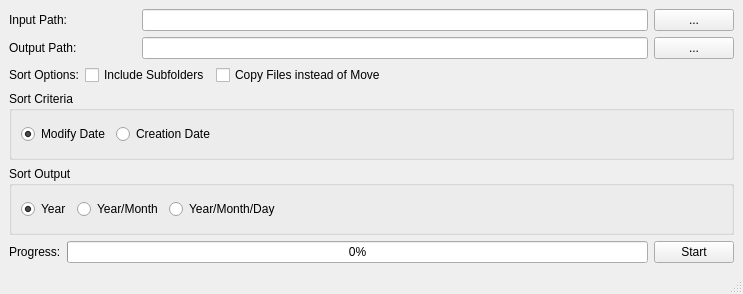
Before: the Qt Designer form FileSortTool/mainwindow.ui in octopussoft/FileSortTool, drawn with Qt 5.
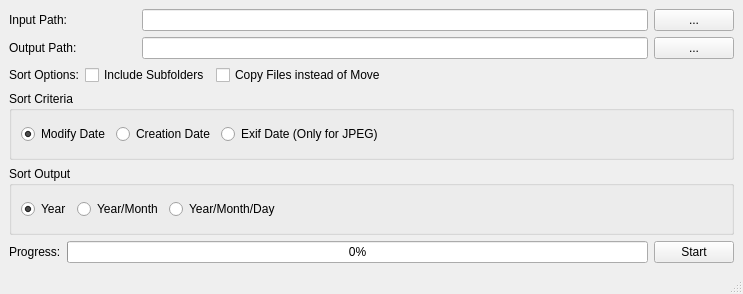
After: the same form once the commit is applied.

Commit message: added sort functionality for camera exif date

```diff
--- a/FileSortTool/mainwindow.ui
+++ b/FileSortTool/mainwindow.ui
@@ -134,6 +134,13 @@
            </property>
           </widget>
          </item>
+         <item>
+          <widget class="QRadioButton" name="rbSortCriteriaExifDate">
+           <property name="text">
+            <string>Exif Date (Only for JPEG)</string>
+           </property>
+          </widget>
+         </item>
          <item>
           <spacer name="horizontalSpacer_3">
            <property name="orientation">
```
The commit also changes 5 other files.
